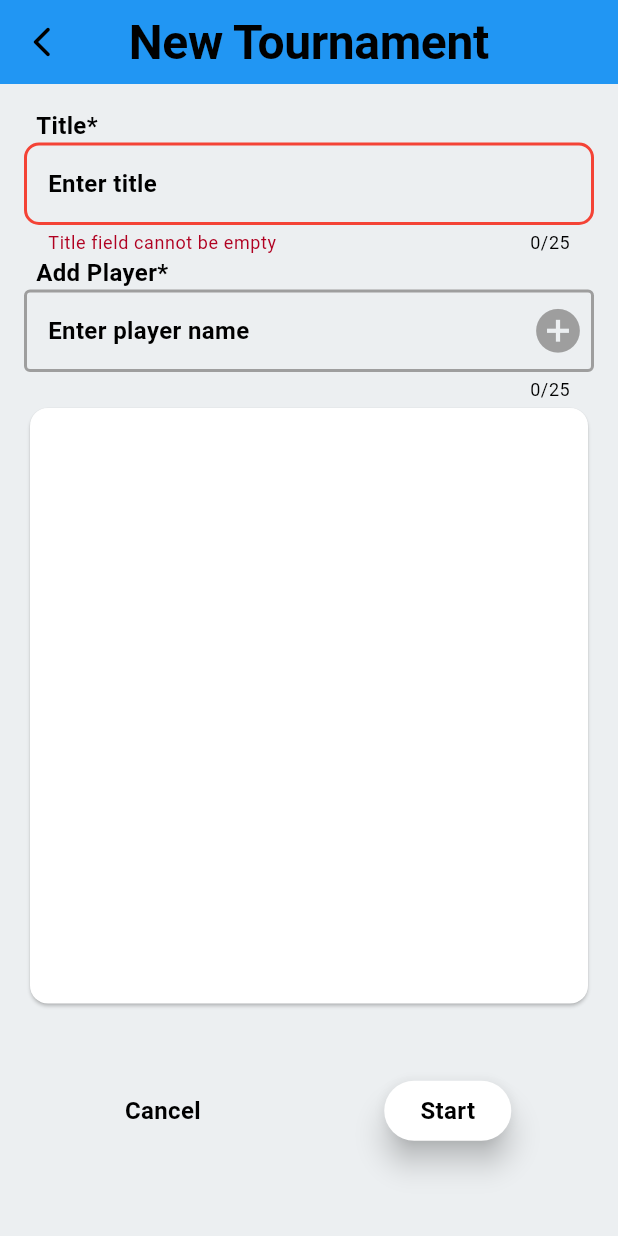
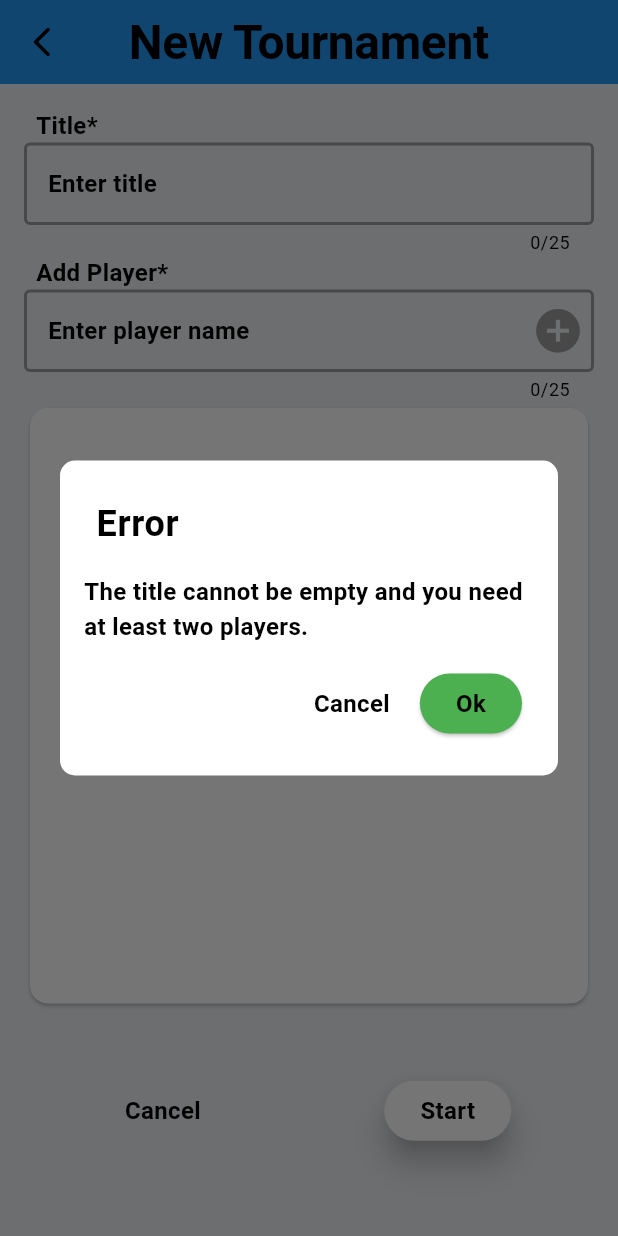
Before and after one commit to Mozgo-kontrol/uno_hero, a Flutter app: the TournamentCreationPage screen opened by its route, after a tap on "Start", on a phone screen of 412 x 824 dp. Run offline on Flutter 3.47's test engine with Material 3 defaults, Android fonts, the phone set to English and light mode, and no system bars; our stand-ins replace bloc, flutter_bloc, flutter_svg, get_it, hive, hive_flutter; missing offline and left inert: wheel_spinner; accounts and stored records are empty; project files that could hold a hidden picture were left out.

Commit message:
Ticket: fixed start tournament error

```diff
--- a/lib/application/create_tournament_page/create_tournamet_bloc.dart
+++ b/lib/application/create_tournament_page/create_tournamet_bloc.dart
@@ -13,6 +13,11 @@ part 'create_tournament_state.dart';
 class CreateTournamentBloc
     extends Bloc<CreateTournamentEvent, CreateTournamentState> {
   final ManageTournamentsUsecases usecases;
+  late TournamentEntity tournament;
+  late List<PlayerEntity> _players;
+  late String _title;
+  late int _tournamentId;
+  late Set<CustomInputError> errors; // Initialize an empty set
 
   CreateTournamentBloc({required this.usecases})
       : super(CreateTournamentInitialState()) {
@@ -23,23 +28,16 @@ class CreateTournamentBloc
     on<StartTournamentEvent>(_onStartTournament);
   }
 
-  late TournamentEntity tournament;
-  List<PlayerEntity> _players = [];
-  String _title = '';
-  late int _tournamentId = 0; //default value
-  Set<CustomInputError> errors = {}; // Initialize an empty set
 
   Future<void> _onInitData(CreateTournamentInitEvent event,
       Emitter<CreateTournamentState> emit) async {
-    print("onInitData");
-    if(_tournamentId!=0){
-      emit(CreateTournamentData(_title, _players, _tournamentId, false));
-    }
-    else{
+      print("onInitData");
       _tournamentId = await usecases.tournamentRepository.getNextTournamentId();
       _players = [];
-      emit(CreateTournamentData(_title, _players, _tournamentId, false));
-    }
+      _title = '';
+      errors = {};
+      emit(CreateTournamentData(_title, _players, _tournamentId, checkIfCanStart(), errors));
+    //}
   }
 
   void _onAddPlayer(AddPlayerEvent event, Emitter<CreateTournamentState> emit) {
@@ -49,7 +47,7 @@ class CreateTournamentBloc
           id: _players.isEmpty ? 1 : _players.last.id + 1, name: playerName);
       _players.add(newPlayer);
       print("onAddPlayer");
-      emit(CreateTournamentData(_title, _players, _tournamentId, false,));
+      emit(CreateTournamentData(_title, _players, _tournamentId, checkIfCanStart(), errors));
     } else {
       emit(CreateTournamentError("Enter player name"));
     }
@@ -59,25 +57,18 @@ class CreateTournamentBloc
       RemovePlayerEvent event, Emitter<CreateTournamentState> emit) {
     _players.removeWhere((player) => player.id == event.playerId);
     print("onRemovePlayer");
-    emit(CreateTournamentData(_title, _players, _tournamentId, false, ));
+    emit(CreateTournamentData(_title, _players, _tournamentId, checkIfCanStart(), errors));
   }
-   //TODO title update very frequently
   void _onUpdateTitle(
       UpdateTitleEvent event, Emitter<CreateTournamentState> emit) {
-    print("onUpdateTitle");
-    final title = event.title.trim();
-    if (title.isNotEmpty) {
-      _title = event.title;
-      emit(CreateTournamentData(_title, _players, _tournamentId, false));
-      errors ={};
+    String changedValue = event.title.trim();
+    _title = changedValue;
+    if (changedValue.isNotEmpty) {
+      errors = {};
     } else {
       error(CustomInputError.titleEmpty);
-      emit(CreateTournamentData(_title, _players, _tournamentId, true, errors));
     }
-  }
-
-  void error(CustomInputError error){
-    errors.add(error);
+    emit(CreateTournamentData(_title, _players, _tournamentId, checkIfCanStart(), errors));
   }
 
   Future<void> _onStartTournament(
@@ -96,4 +87,13 @@ class CreateTournamentBloc
       print('Error tournament with title: $_title and players: $_players');
     }
   }
+
+  bool checkIfCanStart(){
+    return _title.isNotEmpty&&_players.length>1;
+  }
+
+  void error(CustomInputError error){
+    errors.add(error);
+  }
+
 }
--- a/lib/presantation/create_tournament_page/widgets/tournament_create_page.dart
+++ b/lib/presantation/create_tournament_page/widgets/tournament_create_page.dart
@@ -21,7 +21,7 @@ class _TournamentCreationPageState extends State<TournamentCreationPage> {
   final playerNameController = TextEditingController();
   final _playerNameFocusNode = FocusNode();
   final _titleFocusNode = FocusNode();
-
+  late final createTournamentBloc;
   @override
   void dispose() {
     titleController.dispose();
@@ -29,6 +29,13 @@ class _TournamentCreationPageState extends State<TournamentCreationPage> {
     _playerNameFocusNode.dispose();
     _titleFocusNode.dispose();
     super.dispose();
+  }
+
+  @override
+  void initState() {
+    createTournamentBloc = BlocProvider.of<CreateTournamentBloc>(context);
+    createTournamentBloc.add(CreateTournamentInitEvent());
+    super.initState();
   }
 
   void _showTopPopup(BuildContext context) {
@@ -52,6 +59,12 @@ class _TournamentCreationPageState extends State<TournamentCreationPage> {
     );
   }
 
+  void sendNewEvent(CreateTournamentEvent newEvent) {
+    setState(() {
+      createTournamentBloc.add(newEvent);
+    });
+  }
+
   Color setColorIconAddPlayer() {
     return (playerNameController.text.trim().isNotEmpty)
         ? Colors.green
@@ -63,19 +76,12 @@ class _TournamentCreationPageState extends State<TournamentCreationPage> {
     final size = MediaQuery.of(context).size;
     final themeData = Theme.of(context);
     // 2. Extract the BlocProvider to a separate variable for better readability.
-    final createTournamentBloc = BlocProvider.of<CreateTournamentBloc>(context);
-
-    void sendNewEvent(CreateTournamentEvent newEvent) {
-      createTournamentBloc.add(newEvent);
-    }
+    //createTournamentBloc = BlocProvider.of<CreateTournamentBloc>(context);
 
     return BlocBuilder<CreateTournamentBloc, CreateTournamentState>(
-        bloc: createTournamentBloc..add(CreateTournamentInitEvent()),
+        bloc: createTournamentBloc,
         builder: (context, state) {
           if (state is CreateTournamentError) {
-            // ScaffoldMessenger.of(context).showSnackBar(
-            //   SnackBar(content: Text(state.message)),
-            // );
             return ErrorMessage(message: state.message);
           } else if (state is CreateTournamentData) {
             return Scaffold(
@@ -138,7 +144,6 @@ class _TournamentCreationPageState extends State<TournamentCreationPage> {
       FocusNode nextFocusNode,
       Size size,
       Function(UpdateTitleEvent) sendNewEvent) {
-    FocusNode textFieldFocusNode = FocusNode();
     // Boolean variable to check for errors
     bool isTextTitleEmpty = state.errors.isNotEmpty &&
         state.errors.contains(CustomInputError.titleEmpty);
@@ -157,9 +162,8 @@ class _TournamentCreationPageState extends State<TournamentCreationPage> {
             focusNode: thisFocusNode,
             keyboardType: TextInputType.text,
             onChanged: (value) {
-              if (isTextTitleEmpty = true) {
-                sendNewEvent(UpdateTitleEvent(value));
-              }
+              isTextTitleEmpty = value.trim().isEmpty;
+              sendNewEvent(UpdateTitleEvent(value));
             },
             onSubmitted: (value) {
               nextFocusNode.requestFocus();
@@ -220,10 +224,11 @@ class _TournamentCreationPageState extends State<TournamentCreationPage> {
             focusNode: thisFocusNode,
             cursorColor: Colors.grey,
             onSubmitted: (value) =>
-                {print(value), nextFocusNode.requestFocus()},
+                {print(value), thisFocusNode.unfocus()},
             onTap: () {
               thisFocusNode.requestFocus(); // Request focus when tapped
             },
+            //onEditingComplete:() => thisFocusNode.unfocus(),
             keyboardType: TextInputType.text,
             maxLength: 25,
             decoration: InputDecoration(
@@ -333,15 +338,13 @@ class _TournamentCreationPageState extends State<TournamentCreationPage> {
               elevation: 8,
             ),
             onPressed: () {
-              sendNewEvent(UpdateTitleEvent(titleController.value.text));
-              // Handle start tournament (e.g., navigate to the next screen)
-              if (state.title.isNotEmpty && state.players.isNotEmpty) {
+              if (state.isReadyToStart) {
                 sendNewEvent(StartTournamentEvent());
                 Navigator.popAndPushNamed(context, '/scopes_screen',
                     arguments:
                         ScopeScreenArguments(tournamentId: state.tournamentId));
               } else {
-                //_showTopPopup(context);
+                _showTopPopup(context);
               }
             },
             child: Text(
```
